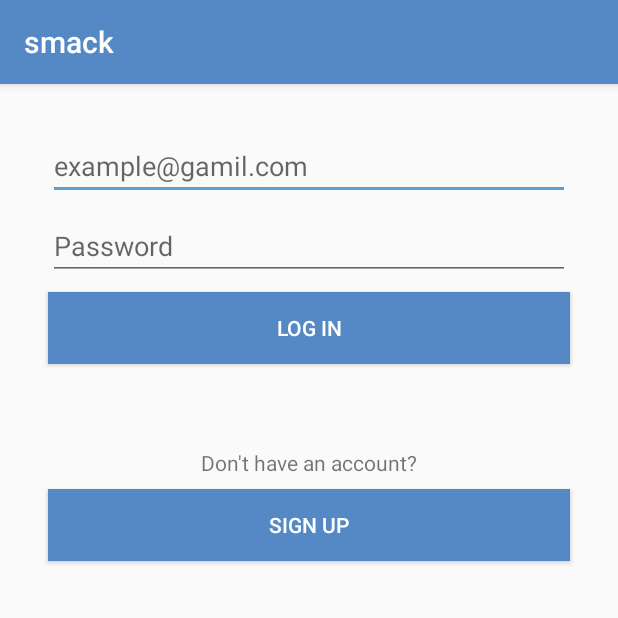
After one commit to l7ch1w/smack, an Android app: the LoginActivity screen opened directly, with no data from a screen before it, on a phone screen of 412 x 824 dp, the top half of it. The commit adds this screen. Run offline under Robolectric (Android 15) with nearby library versions, the phone set to English and light mode, and no system bars.

Commit message:
lesson 3

```diff
--- a/app/build.gradle
+++ b/app/build.gradle
@@ -24,7 +24,7 @@ android {
 
 dependencies {
     implementation fileTree(dir: 'libs', include: ['*.jar'])
-    implementation"org.jetbrains.kotlin:kotlin-stdlib-jdk7:$kotlin_version"
+    implementation "org.jetbrains.kotlin:kotlin-stdlib-jdk7:$kotlin_version"
     implementation 'com.android.support:appcompat-v7:27.1.1'
     implementation 'com.android.support:design:27.1.1'
     implementation 'com.android.support.constraint:constraint-layout:1.1.3'
--- a/app/src/main/AndroidManifest.xml
+++ b/app/src/main/AndroidManifest.xml
@@ -18,6 +18,7 @@
                 <category android:name="android.intent.category.LAUNCHER" />
             </intent-filter>
         </activity>
+        <activity android:name=".LoginActivity"></activity>
     </application>
 
 </manifest>
--- /dev/null
+++ b/app/src/main/java/com/snackchat/l7ch1w/smack/LoginActivity.kt
@@ -0,0 +1,21 @@
+package com.snackchat.l7ch1w.smack
+
+import android.support.v7.app.AppCompatActivity
+import android.os.Bundle
+import android.view.View
+
+class LoginActivity : AppCompatActivity() {
+
+    override fun onCreate(savedInstanceState: Bundle?) {
+        super.onCreate(savedInstanceState)
+        setContentView(R.layout.activity_login)
+    }
+
+    fun loginLoginBtnClicked (view: View) {
+
+    }
+
+    fun loginCreateUserBtnClicked (view: View){
+
+    }
+}
--- a/app/src/main/java/com/snackchat/l7ch1w/smack/MainActivity.kt
+++ b/app/src/main/java/com/snackchat/l7ch1w/smack/MainActivity.kt
@@ -1,5 +1,6 @@
 package com.snackchat.l7ch1w.smack
 
+import android.content.Intent
 import android.os.Bundle
 import android.support.design.widget.Snackbar
 import android.support.design.widget.NavigationView
@@ -34,7 +35,8 @@ class MainActivity : AppCompatActivity() {
     }
 
     fun loginBtnNavClicked (view: View) {
-
+        val LoginIntent = Intent (this, LoginActivity ::class.java)
+        startActivity(LoginIntent)
     }
 
     fun addChannelClicked (view: View) {
--- /dev/null
+++ b/app/src/main/res/layout/activity_login.xml
@@ -0,0 +1,78 @@
+<?xml version="1.0" encoding="utf-8"?>
+<android.support.constraint.ConstraintLayout xmlns:android="http://schemas.android.com/apk/res/android"
+    xmlns:app="http://schemas.android.com/apk/res-auto"
+    xmlns:tools="http://schemas.android.com/tools"
+    android:layout_width="match_parent"
+    android:layout_height="match_parent"
+    tools:context=".LoginActivity">
+
+    <EditText
+        android:id="@+id/loginEmailText"
+        android:layout_width="0dp"
+        android:layout_height="wrap_content"
+        android:layout_marginEnd="32dp"
+        android:layout_marginStart="32dp"
+        android:layout_marginTop="32dp"
+        android:ems="10"
+        android:hint="example@gamil.com"
+        android:inputType="textPersonName"
+        app:layout_constraintEnd_toEndOf="parent"
+        app:layout_constraintStart_toStartOf="parent"
+        app:layout_constraintTop_toTopOf="parent" />
+
+    <Button
+        android:id="@+id/loginLoginBtn"
+        android:layout_width="0dp"
+        android:layout_height="wrap_content"
+        android:layout_marginEnd="32dp"
+        android:layout_marginStart="32dp"
+        android:layout_marginTop="8dp"
+        android:background="@color/colorPrimary"
+        android:onClick="loginLoginBtnClicked"
+        android:text="Log In"
+        android:textColor="@android:color/white"
+        app:layout_constraintEnd_toEndOf="parent"
+        app:layout_constraintStart_toStartOf="parent"
+        app:layout_constraintTop_toBottomOf="@+id/loginPasswordTxt" />
+
+    <TextView
+        android:id="@+id/textView"
+        android:layout_width="wrap_content"
+        android:layout_height="wrap_content"
+        android:layout_marginEnd="32dp"
+        android:layout_marginStart="32dp"
+        android:layout_marginTop="56dp"
+        android:text="Don't have an account?"
+        app:layout_constraintEnd_toEndOf="parent"
+        app:layout_constraintStart_toStartOf="parent"
+        app:layout_constraintTop_toBottomOf="@+id/loginLoginBtn" />
+
+    <Button
+        android:id="@+id/loginCreateUserBtn"
+        android:layout_width="0dp"
+        android:layout_height="wrap_content"
+        android:layout_marginEnd="32dp"
+        android:layout_marginStart="32dp"
+        android:layout_marginTop="8dp"
+        android:background="@color/colorPrimary"
+        android:onClick="loginCreateUserBtnClicked"
+        android:text="Sign Up"
+        android:textColor="@android:color/white"
+        app:layout_constraintEnd_toEndOf="parent"
+        app:layout_constraintStart_toStartOf="parent"
+        app:layout_constraintTop_toBottomOf="@+id/textView" />
+
+    <EditText
+        android:id="@+id/loginPasswordTxt"
+        android:layout_width="0dp"
+        android:layout_height="wrap_content"
+        android:layout_marginEnd="32dp"
+        android:layout_marginStart="32dp"
+        android:layout_marginTop="8dp"
+        android:ems="10"
+        android:hint="Password"
+        android:inputType="textPassword"
+        app:layout_constraintEnd_toEndOf="parent"
+        app:layout_constraintStart_toStartOf="parent"
+        app:layout_constraintTop_toBottomOf="@+id/loginEmailText" />
+</android.support.constraint.ConstraintLayout>
--- a/app/src/main/res/values/colors.xml
+++ b/app/src/main/res/values/colors.xml
@@ -1,6 +1,6 @@
 <?xml version="1.0" encoding="utf-8"?>
 <resources>
-    <color name="colorPrimary">#5489C6</color>
+    <color name="colorPrimary">#5489c6</color>
     <color name="colorPrimaryDark">#5489C6</color>
     <color name="colorAccent">#5EA0C9</color>
 </resources>
```
